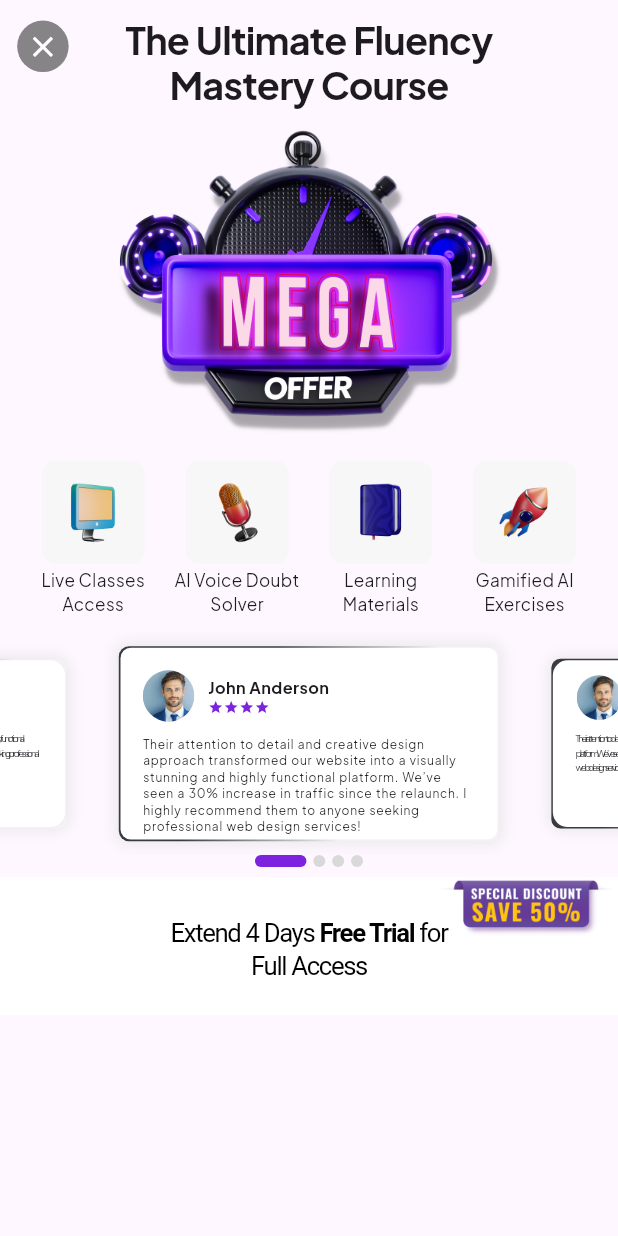
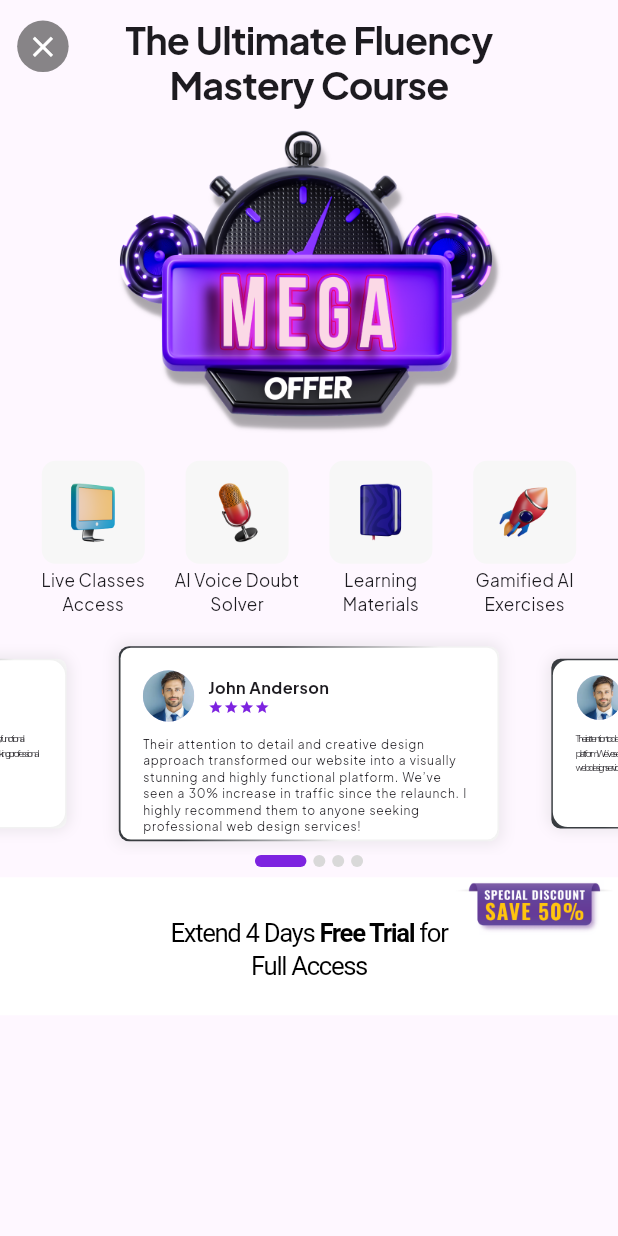
Before and after one commit to jonathanjohn47/ostello, a Flutter app: the screen it shows after launch, on a phone screen of 412 x 824 dp. Run offline on Flutter 3.47's test engine with Material 3 defaults, Android fonts, the phone set to English and light mode, and no system bars; drawn by our look-alikes of carousel_slider, custom_rating_bar, dots_indicator; our stand-ins replace flutter_screenutil, get, google_fonts; missing offline and left inert: pixel_perfect.

Commit message:
Special Discount logo resized

```diff
--- a/lib/features/paywall/ui/paywall_2_screen.dart
+++ b/lib/features/paywall/ui/paywall_2_screen.dart
@@ -192,7 +192,7 @@ class Paywall2Screen extends StatelessWidget {
               Positioned(
                 right: 0.sp,
                   child: Image.asset(
-                "assets/images/special_discount.png", height: 35.sp,))
+                "assets/images/special_discount.png", height: 35.sp, width: 100.sp,))
 
             ],
           )
```
